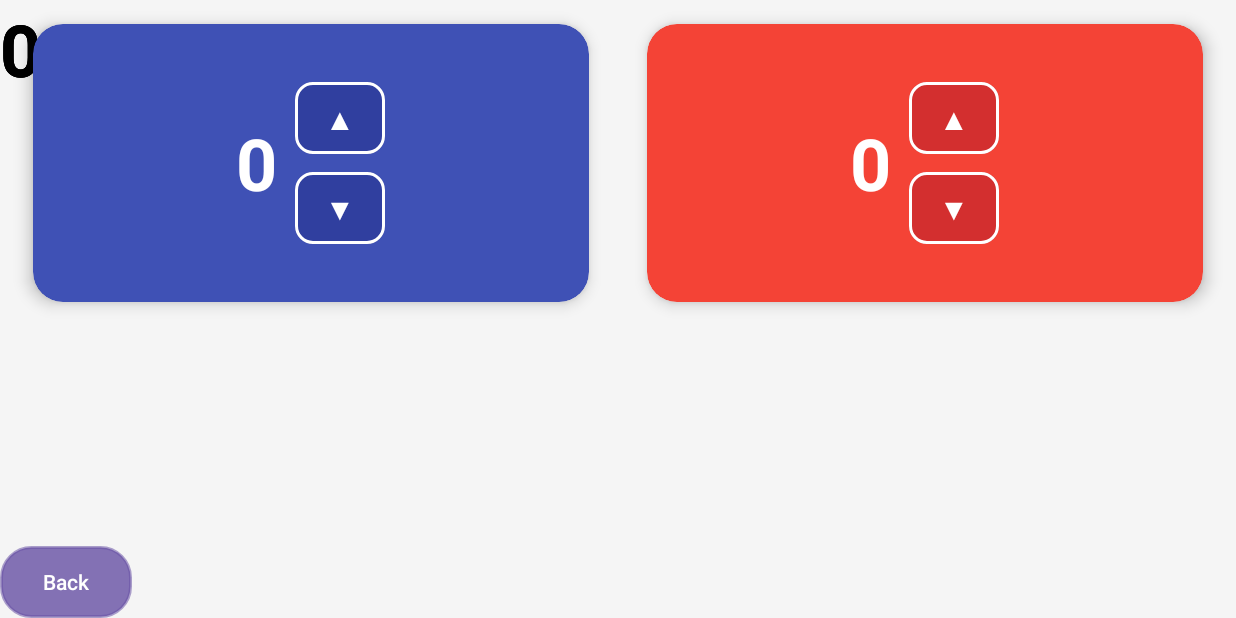
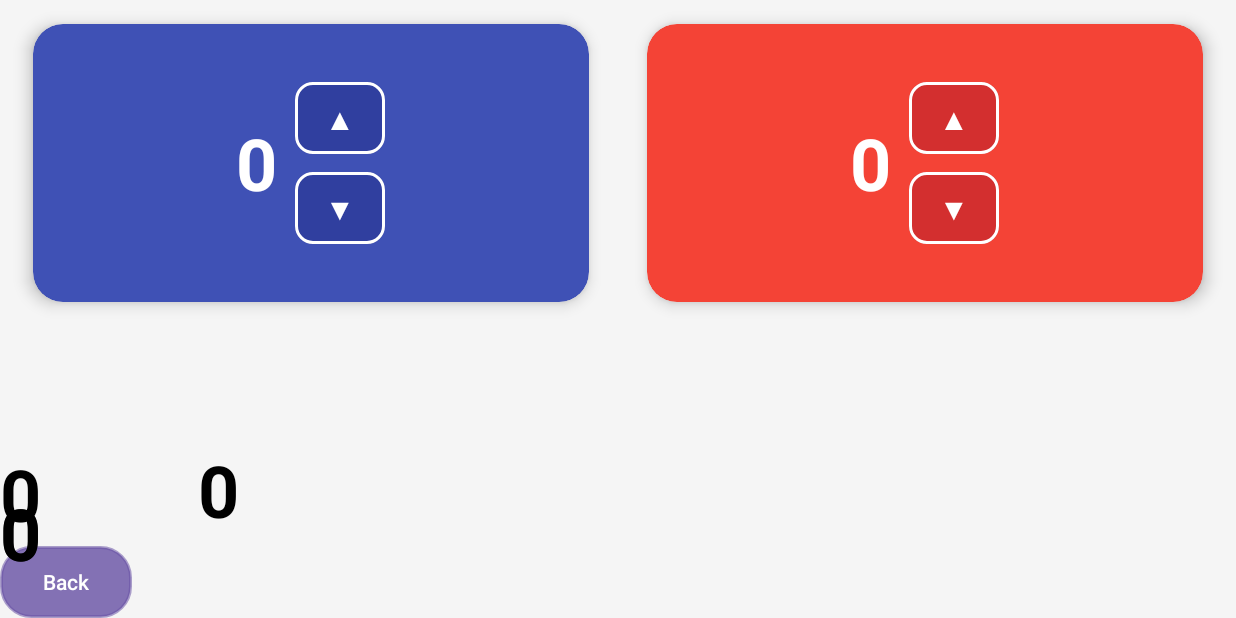
Before and after one commit to IF-Enterprise/Points-Counter, an Android app: the ScoreboardActivity screen opened directly, with no data from a screen before it, on a phone screen of 824 x 412 dp (held sideways). Run offline under Robolectric (Android 15) with nearby library versions, the phone set to English and light mode, and no system bars; libraries missing offline, so code that uses them is left out: org.vosk, org.vosk.android; network calls fail; 1 statement that could not run was skipped.

Commit message:
nothing relevant

```diff
--- /dev/null
+++ b/app/src/main/res/drawable/background_scoreboard.xml
@@ -0,0 +1,4 @@
+<?xml version="1.0" encoding="utf-8"?>
+<selector xmlns:android="http://schemas.android.com/apk/res/android">
+
+</selector>
--- a/app/src/main/res/layout-finger/activity_scoreboard.xml
+++ b/app/src/main/res/layout-finger/activity_scoreboard.xml
@@ -15,14 +15,14 @@
         android:layout_width="0dp"
         android:layout_height="0dp"
         android:layout_margin="16dp"
+        app:cardBackgroundColor="@color/blue_player"
         app:cardCornerRadius="20dp"
         app:cardElevation="6dp"
-        app:cardBackgroundColor="@color/blue_player"
+        app:layout_constraintEnd_toStartOf="@id/red_card"
+        app:layout_constraintHeight_percent="0.45"
+        app:layout_constraintStart_toStartOf="parent"
         app:layout_constraintTop_toTopOf="parent"
-        app:layout_constraintStart_toStartOf="parent"
-        app:layout_constraintEnd_toStartOf="@id/red_card"
-        app:layout_constraintWidth_percent="0.45"
-        app:layout_constraintHeight_percent="0.45">
+        app:layout_constraintWidth_percent="0.45">
 
         <LinearLayout
             android:layout_width="match_parent"
@@ -83,14 +83,14 @@
         android:layout_width="0dp"
         android:layout_height="0dp"
         android:layout_margin="16dp"
+        app:cardBackgroundColor="@color/red_player"
         app:cardCornerRadius="20dp"
         app:cardElevation="6dp"
-        app:cardBackgroundColor="@color/red_player"
+        app:layout_constraintEnd_toEndOf="parent"
+        app:layout_constraintHeight_percent="0.45"
+        app:layout_constraintStart_toEndOf="@id/blue_card"
         app:layout_constraintTop_toTopOf="parent"
-        app:layout_constraintStart_toEndOf="@id/blue_card"
-        app:layout_constraintEnd_toEndOf="parent"
-        app:layout_constraintWidth_percent="0.45"
-        app:layout_constraintHeight_percent="0.45">
+        app:layout_constraintWidth_percent="0.45">
 
         <LinearLayout
             android:layout_width="match_parent"
@@ -103,11 +103,11 @@
                 android:id="@+id/red_scorepts"
                 android:layout_width="wrap_content"
                 android:layout_height="wrap_content"
+                android:layout_marginEnd="12dp"
                 android:text="0"
                 android:textColor="@android:color/white"
                 android:textSize="48sp"
-                android:textStyle="bold"
-                android:layout_marginEnd="12dp"/>
+                android:textStyle="bold" />
 
             <!-- Botones Rojos -->
             <LinearLayout
@@ -120,26 +120,26 @@
                     style="@style/Widget.MaterialComponents.Button.OutlinedButton"
                     android:layout_width="60dp"
                     android:layout_height="60dp"
+                    android:backgroundTint="@color/red_dark"
                     android:text="▲"
+                    android:textColor="@android:color/white"
                     android:textSize="20sp"
-                    android:textColor="@android:color/white"
                     app:cornerRadius="12dp"
                     app:strokeColor="@android:color/white"
-                    app:strokeWidth="2dp"
-                    android:backgroundTint="@color/red_dark"/>
+                    app:strokeWidth="2dp" />
 
                 <com.google.android.material.button.MaterialButton
                     android:id="@+id/red_minus"
                     style="@style/Widget.MaterialComponents.Button.OutlinedButton"
                     android:layout_width="60dp"
                     android:layout_height="60dp"
+                    android:backgroundTint="@color/red_dark"
                     android:text="▼"
+                    android:textColor="@android:color/white"
                     android:textSize="20sp"
-                    android:textColor="@android:color/white"
                     app:cornerRadius="12dp"
                     app:strokeColor="@android:color/white"
-                    app:strokeWidth="2dp"
-                    android:backgroundTint="@color/red_dark"/>
+                    app:strokeWidth="2dp" />
             </LinearLayout>
         </LinearLayout>
     </androidx.cardview.widget.CardView>
@@ -159,52 +159,58 @@
         android:id="@+id/blue_scoresets"
         android:layout_width="wrap_content"
         android:layout_height="wrap_content"
+        android:layout_marginTop="121dp"
         android:layout_weight="1"
         android:text="0"
         android:textColor="@color/black"
         android:textSize="48sp"
         android:textStyle="bold"
-        tools:layout_editor_absoluteX="614dp"
-        tools:layout_editor_absoluteY="258dp"
-        tools:ignore="MissingConstraints" />
+        app:layout_constraintTop_toBottomOf="@+id/red_card"
+        tools:ignore="MissingConstraints"
+        tools:layout_editor_absoluteX="614dp" />
 
     <TextView
         android:id="@+id/red_scoresets"
-        android:layout_width="wrap_content"
-        android:layout_height="wrap_content"
+        android:layout_width="49dp"
+        android:layout_height="71dp"
+        android:layout_marginBottom="44dp"
         android:layout_weight="1"
         android:text="0"
         android:textColor="@color/black"
         android:textSize="48sp"
         android:textStyle="bold"
-        tools:layout_editor_absoluteX="248dp"
-        tools:layout_editor_absoluteY="258dp"
-        tools:ignore="MissingConstraints" />
+        app:layout_constraintBottom_toBottomOf="parent"
+        tools:ignore="MissingConstraints"
+        tools:layout_editor_absoluteX="231dp" />
 
     <TextView
         android:id="@+id/blue_scoregames"
         android:layout_width="wrap_content"
         android:layout_height="wrap_content"
+        android:layout_marginTop="121dp"
         android:layout_weight="1"
         android:text="0"
         android:textColor="@color/black"
         android:textSize="48sp"
         android:textStyle="bold"
-        tools:layout_editor_absoluteX="519dp"
-        tools:layout_editor_absoluteY="258dp"
-        tools:ignore="MissingConstraints" />
+        app:layout_constraintTop_toBottomOf="@+id/red_card"
+        tools:ignore="MissingConstraints"
+        tools:layout_editor_absoluteX="504dp" />
 
     <TextView
         android:id="@+id/red_scoregames"
         android:layout_width="wrap_content"
         android:layout_height="wrap_content"
+        android:layout_marginStart="132dp"
         android:layout_weight="1"
         android:text="0"
         android:textColor="@color/black"
         android:textSize="48sp"
         android:textStyle="bold"
-        tools:layout_editor_absoluteX="106dp"
-        tools:layout_editor_absoluteY="258dp"
+        app:layout_constraintBottom_toBottomOf="parent"
+        app:layout_constraintStart_toStartOf="parent"
+        app:layout_constraintTop_toBottomOf="@+id/blue_card"
+        app:layout_constraintVertical_bias="0.636"
         tools:ignore="MissingConstraints" />
 
 </androidx.constraintlayout.widget.ConstraintLayout>
```
